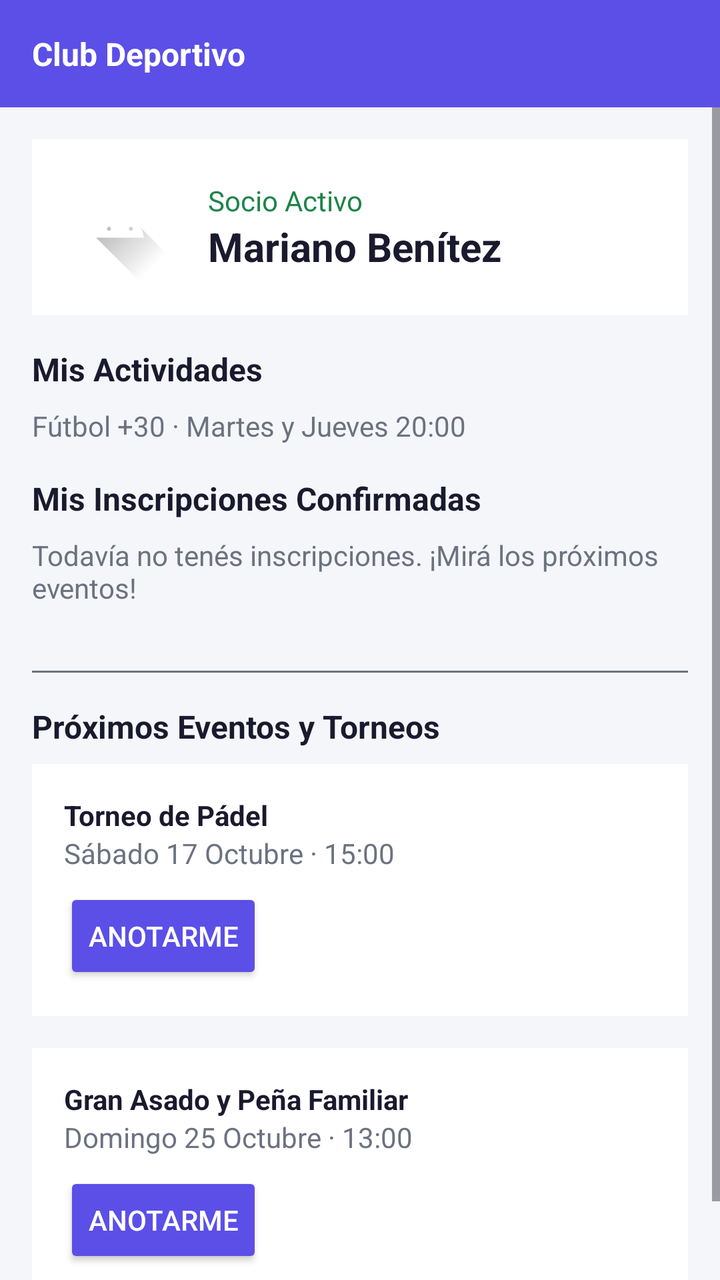
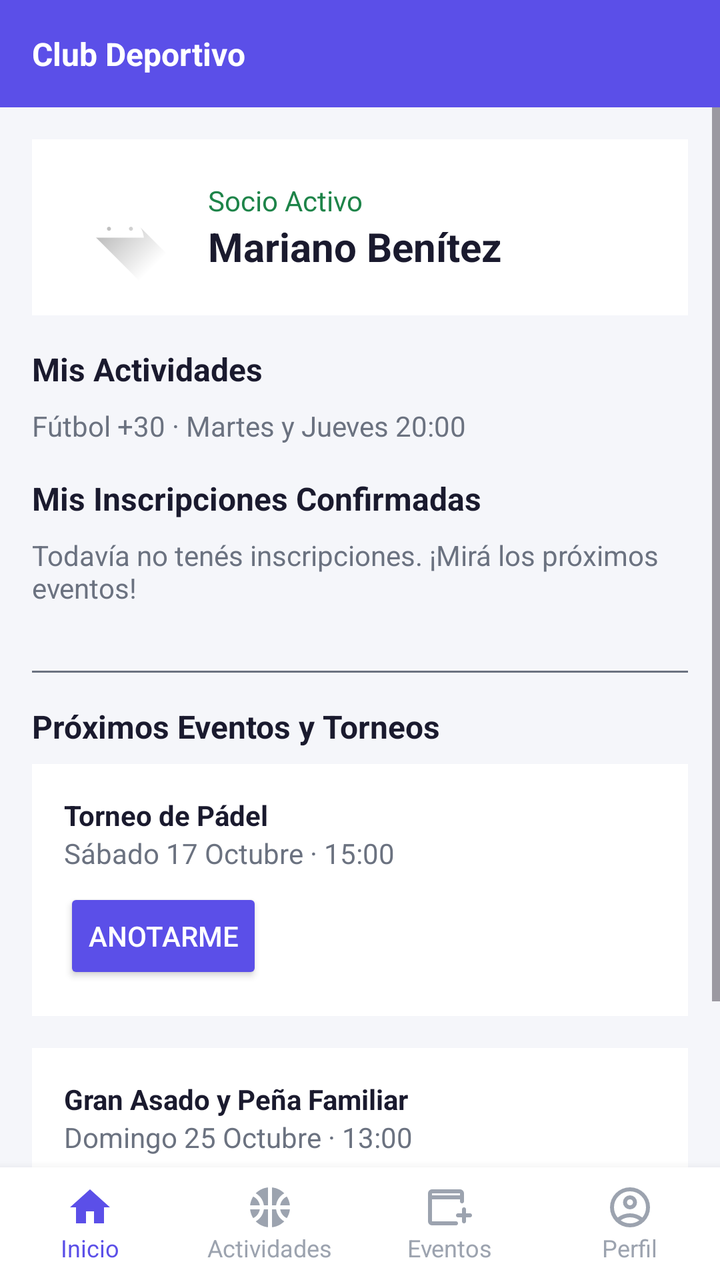

Compare the two renders of this Android layout. The source of the first and the diff that turns it into the second are given below.
<!-- AndroidManifest.xml: application theme Theme.ClubApp -->
<!-- res/layout/activity_main.xml -->
<?xml version="1.0" encoding="utf-8"?>
<androidx.constraintlayout.widget.ConstraintLayout
    xmlns:android="http://schemas.android.com/apk/res/android"
    xmlns:app="http://schemas.android.com/apk/res-auto"
    android:layout_width="match_parent"
    android:layout_height="match_parent"
    android:fitsSystemWindows="true"
    android:background="@color/background">

    
    <TextView
        android:id="@+id/tv_header"
        android:layout_width="0dp"
        android:layout_height="wrap_content"
        android:padding="@dimen/spacing_medium"
        android:background="@color/primary"
        android:text="@string/club_subtitle"
        android:textColor="@color/white"
        android:textSize="@dimen/text_subtitle"
        android:textStyle="bold"
        app:layout_constraintTop_toTopOf="parent"
        app:layout_constraintStart_toStartOf="parent"
        app:layout_constraintEnd_toEndOf="parent" />

    
    <ScrollView
        android:layout_width="0dp"
        android:layout_height="0dp"
        app:layout_constraintTop_toBottomOf="@id/tv_header"
        app:layout_constraintBottom_toBottomOf="parent"
        app:layout_constraintStart_toStartOf="parent"
        app:layout_constraintEnd_toEndOf="parent">

        <LinearLayout
            android:layout_width="match_parent"
            android:layout_height="wrap_content"
            android:orientation="vertical"
            android:padding="@dimen/spacing_medium">

            
            <LinearLayout
                android:layout_width="match_parent"
                android:layout_height="wrap_content"
                android:orientation="horizontal"
                android:gravity="center_vertical"
                android:background="@color/white"
                android:padding="@dimen/spacing_medium"
                android:layout_marginBottom="@dimen/spacing_medium">

                <ImageView
                    android:layout_width="56dp"
                    android:layout_height="56dp"
                    android:src="@drawable/ic_launcher_foreground"
                    android:contentDescription="@string/member_label" />

                <LinearLayout
                    android:layout_width="wrap_content"
                    android:layout_height="wrap_content"
                    android:orientation="vertical"
                    android:layout_marginStart="@dimen/spacing_medium">

                    <TextView
                        android:layout_width="wrap_content"
                        android:layout_height="wrap_content"
                        android:text="@string/member_label"
                        android:textColor="@color/accent_darker"
                        android:textSize="@dimen/text_body" />

                    <TextView
                        android:layout_width="wrap_content"
                        android:layout_height="wrap_content"
                        android:text="@string/member_name"
                        android:textColor="@color/text_primary"
                        android:textSize="@dimen/text_title"
                        android:textStyle="bold" />
                </LinearLayout>
            </LinearLayout>

            
            <TextView
                android:layout_width="wrap_content"
                android:layout_height="wrap_content"
                android:layout_marginBottom="@dimen/spacing_small"
                android:text="@string/section_activities"
                android:textColor="@color/text_primary"
                android:textSize="@dimen/text_subtitle"
                android:textStyle="bold" />

            <TextView
                android:layout_width="wrap_content"
                android:layout_height="wrap_content"
                android:text="@string/activity_description"
                android:textSize="@dimen/text_body"
                android:textColor="@color/text_secondary"
                android:layout_marginBottom="@dimen/spacing_medium" />

            
            <TextView
                android:layout_width="wrap_content"
                android:layout_height="wrap_content"
                android:text="@string/section_my_registrations"
                android:textColor="@color/text_primary"
                android:textSize="@dimen/text_subtitle"
                android:textStyle="bold"
                android:layout_marginBottom="@dimen/spacing_small" />

            <TextView
                android:id="@+id/tv_empty_state"
                android:layout_width="wrap_content"
                android:layout_height="wrap_content"
                android:text="@string/empty_registrations"
                android:textColor="@color/text_secondary"
                android:textSize="@dimen/text_body"
                android:layout_marginBottom="@dimen/spacing_medium" />

            
            <LinearLayout
                android:id="@+id/container_registrations"
                android:layout_width="match_parent"
                android:layout_height="wrap_content"
                android:orientation="vertical"
                android:layout_marginBottom="@dimen/spacing_medium" />

            <View
                android:layout_width="match_parent"
                android:layout_height="1dp"
                android:background="@color/text_secondary"
                android:layout_marginBottom="@dimen/spacing_medium" />

            
            <TextView
                android:layout_width="wrap_content"
                android:layout_height="wrap_content"
                android:text="@string/section_events"
                android:textColor="@color/text_primary"
                android:textSize="@dimen/text_subtitle"
                android:textStyle="bold"
                android:layout_marginBottom="@dimen/spacing_small" />

            
            <LinearLayout
                android:layout_width="match_parent"
                android:layout_height="wrap_content"
                android:layout_marginBottom="@dimen/spacing_medium"
                android:background="@color/white"
                android:orientation="vertical"
                android:padding="@dimen/spacing_medium">

                <TextView
                    android:layout_width="wrap_content"
                    android:layout_height="wrap_content"
                    android:text="@string/event_name_1"
                    android:textColor="@color/text_primary"
                    android:textSize="@dimen/text_body"
                    android:textStyle="bold" />

                <TextView
                    android:layout_width="wrap_content"
                    android:layout_height="wrap_content"
                    android:layout_marginBottom="@dimen/spacing_small"
                    android:text="@string/event_date_1"
                    android:textColor="@color/text_secondary"
                    android:textSize="@dimen/text_body" />

                <Button
                    android:id="@+id/btn_join_event_1"
                    android:layout_width="wrap_content"
                    android:layout_height="wrap_content"
                    android:backgroundTint="@color/primary"
                    android:textColor="@color/white"
                    android:text="@string/btn_join_event" />

            </LinearLayout>

            
            <LinearLayout
                android:layout_width="match_parent"
                android:layout_height="wrap_content"
                android:layout_marginBottom="@dimen/spacing_medium"
                android:background="@color/white"
                android:orientation="vertical"
                android:padding="@dimen/spacing_medium">

                <TextView
                    android:layout_width="wrap_content"
                    android:layout_height="wrap_content"
                    android:text="@string/event_name_2"
                    android:textColor="@color/text_primary"
                    android:textSize="@dimen/text_body"
                    android:textStyle="bold" />

                <TextView
                    android:layout_width="wrap_content"
                    android:layout_height="wrap_content"
                    android:layout_marginBottom="@dimen/spacing_small"
                    android:text="@string/event_date_2"
                    android:textColor="@color/text_secondary"
                    android:textSize="@dimen/text_body" />

                <Button
                    android:id="@+id/btn_join_event_2"
                    android:layout_width="wrap_content"
                    android:layout_height="wrap_content"
                    android:backgroundTint="@color/primary"
                    android:textColor="@color/white"
                    android:text="@string/btn_join_event" />

            </LinearLayout>

        </LinearLayout>
    </ScrollView>

</androidx.constraintlayout.widget.ConstraintLayout>
<!-- resources referenced by this layout -->
<resources>
  <!-- unchanged entries left out for length: 27 -->
</resources>

<!-- the commit's change to res/layout/activity_main.xml (unified diff, before → after) -->
@@ -27,7 +27,7 @@
         android:layout_width="0dp"
         android:layout_height="0dp"
         app:layout_constraintTop_toBottomOf="@id/tv_header"
-        app:layout_constraintBottom_toBottomOf="parent"
+        app:layout_constraintBottom_toTopOf="@id/bottom_nav"
         app:layout_constraintStart_toStartOf="parent"
         app:layout_constraintEnd_toEndOf="parent">
 
@@ -209,5 +209,111 @@
 
         </LinearLayout>
     </ScrollView>
-
+    
+    <LinearLayout
+        android:id="@+id/bottom_nav"
+        android:layout_width="0dp"
+        android:layout_height="wrap_content"
+        android:orientation="horizontal"
+        android:background="@color/white"
+        android:paddingTop="@dimen/spacing_small"
+        android:paddingBottom="@dimen/spacing_small"
+        android:elevation="8dp"
+        app:layout_constraintBottom_toBottomOf="parent"
+        app:layout_constraintStart_toStartOf="parent"
+        app:layout_constraintEnd_toEndOf="parent">
+
+        <LinearLayout
+            android:id="@+id/nav_home"
+            android:layout_width="0dp"
+            android:layout_height="wrap_content"
+            android:layout_weight="1"
+            android:orientation="vertical"
+            android:gravity="center">
+
+            <ImageView
+                android:layout_width="24dp"
+                android:layout_height="24dp"
+                android:src="@drawable/ic_home"
+                app:tint="@color/primary"
+                android:contentDescription="@string/nav_home" />
+
+            <TextView
+                android:layout_width="wrap_content"
+                android:layout_height="wrap_content"
+                android:text="@string/nav_home"
+                android:textColor="@color/primary"
+                android:textSize="12sp" />
+        </LinearLayout>
+
+        <LinearLayout
+            android:id="@+id/nav_activities"
+            android:layout_width="0dp"
+            android:layout_height="wrap_content"
+            android:layout_weight="1"
+            android:orientation="vertical"
+            android:gravity="center">
+
+            <ImageView
+                android:layout_width="24dp"
+                android:layout_height="24dp"
+                android:src="@drawable/ic_activities"
+                app:tint="@color/nav_inactive"
+                android:contentDescription="@string/nav_activities" />
+
+            <TextView
+                android:layout_width="wrap_content"
+                android:layout_height="wrap_content"
+                android:text="@string/nav_activities"
+                android:textColor="@color/nav_inactive"
+                android:textSize="12sp" />
+        </LinearLayout>
+
+        <LinearLayout
+            android:id="@+id/nav_events"
+            android:layout_width="0dp"
+            android:layout_height="wrap_content"
+            android:layout_weight="1"
+            android:orientation="vertical"
+            android:gravity="center">
+
+            <ImageView
+                android:layout_width="24dp"
+                android:layout_height="24dp"
+                android:src="@drawable/ic_events"
+                app:tint="@color/nav_inactive"
+                android:contentDescription="@string/nav_events" />
+
+            <TextView
+                android:layout_width="wrap_content"
+                android:layout_height="wrap_content"
+                android:text="@string/nav_events"
+                android:textColor="@color/nav_inactive"
+                android:textSize="12sp" />
+        </LinearLayout>
+
+        <LinearLayout
+            android:id="@+id/nav_profile"
+            android:layout_width="0dp"
+            android:layout_height="wrap_content"
+            android:layout_weight="1"
+            android:orientation="vertical"
+            android:gravity="center">
+
+            <ImageView
+                android:layout_width="24dp"
+                android:layout_height="24dp"
+                android:src="@drawable/ic_profile"
+                app:tint="@color/nav_inactive"
+                android:contentDescription="@string/nav_profile" />
+
+            <TextView
+                android:layout_width="wrap_content"
+                android:layout_height="wrap_content"
+                android:text="@string/nav_profile"
+                android:textColor="@color/nav_inactive"
+                android:textSize="12sp" />
+        </LinearLayout>
+
+    </LinearLayout>
 </androidx.constraintlayout.widget.ConstraintLayout>
<!-- resource entries referenced after the edit -->
@@ -1,5 +1,48 @@
 <!-- resources referenced by this layout -->
 <resources>
+  <color name="nav_inactive">#9CA3AF</color>
+  <!-- drawable ic_activities (drawable) -->
+  <vector xmlns:android="http://schemas.android.com/apk/res/android" android:height="24dp" android:tint="#000000" android:viewportHeight="24" android:viewportWidth="24" android:width="24dp">
+        
+      <path android:fillColor="@android:color/white" android:pathData="M17.09,11h4.86c-0.16,-1.61 -0.71,-3.11 -1.54,-4.4C18.68,7.43 17.42,9.05 17.09,11z"/>
+        
+      <path android:fillColor="@android:color/white" android:pathData="M6.91,11C6.58,9.05 5.32,7.43 3.59,6.6C2.76,7.89 2.21,9.39 2.05,11H6.91z"/>
+        
+      <path android:fillColor="@android:color/white" android:pathData="M15.07,11c0.32,-2.59 1.88,-4.79 4.06,-6c-1.6,-1.63 -3.74,-2.71 -6.13,-2.95V11H15.07z"/>
+        
+      <path android:fillColor="@android:color/white" android:pathData="M8.93,11H11V2.05C8.61,2.29 6.46,3.37 4.87,5C7.05,6.21 8.61,8.41 8.93,11z"/>
+        
+      <path android:fillColor="@android:color/white" android:pathData="M15.07,13H13v8.95c2.39,-0.24 4.54,-1.32 6.13,-2.95C16.95,17.79 15.39,15.59 15.07,13z"/>
+        
+      <path android:fillColor="@android:color/white" android:pathData="M3.59,17.4c1.72,-0.83 2.99,-2.46 3.32,-4.4H2.05C2.21,14.61 2.76,16.11 3.59,17.4z"/>
+        
+      <path android:fillColor="@android:color/white" android:pathData="M17.09,13c0.33,1.95 1.59,3.57 3.32,4.4c0.83,-1.29 1.38,-2.79 1.54,-4.4H17.09z"/>
+        
+      <path android:fillColor="@android:color/white" android:pathData="M8.93,13c-0.32,2.59 -1.88,4.79 -4.06,6c1.6,1.63 3.74,2.71 6.13,2.95V13H8.93z"/>
+      
+  </vector>
+  <!-- drawable ic_events (drawable) -->
+  <vector xmlns:android="http://schemas.android.com/apk/res/android" android:height="24dp" android:tint="#000000" android:viewportHeight="960" android:viewportWidth="960" android:width="24dp">
+        
+      <path android:fillColor="@android:color/white" android:pathData="M720,680L640,680Q623,680 611.5,668.5Q600,657 600,640Q600,623 611.5,611.5Q623,600 640,600L720,600L720,520Q720,503 731.5,491.5Q743,480 760,480Q777,480 788.5,491.5Q800,503 800,520L800,600L880,600Q897,600 908.5,611.5Q920,623 920,640Q920,657 908.5,668.5Q897,680 880,680L800,680L800,760Q800,777 788.5,788.5Q777,800 760,800Q743,800 731.5,788.5Q720,777 720,760L720,680ZM120,840Q87,840 63.5,816.5Q40,793 40,760L40,200Q40,167 63.5,143.5Q87,120 120,120L680,120Q713,120 736.5,143.5Q760,167 760,200L760,360Q760,377 748.5,388.5Q737,400 720,400Q703,400 691.5,388.5Q680,377 680,360L680,320L120,320L120,760Q120,760 120,760Q120,760 120,760L600,760Q617,760 628.5,771.5Q640,783 640,800Q640,817 628.5,828.5Q617,840 600,840L120,840ZM120,240L680,240L680,200Q680,200 680,200Q680,200 680,200L120,200Q120,200 120,200Q120,200 120,200L120,240ZM120,240L120,200Q120,200 120,200Q120,200 120,200L120,200Q120,200 120,200Q120,200 120,200L120,240Z"/>
+      
+  </vector>
+  <!-- drawable ic_home (drawable) -->
+  <vector xmlns:android="http://schemas.android.com/apk/res/android" android:height="24dp" android:tint="#000000" android:viewportHeight="24" android:viewportWidth="24" android:width="24dp">
+        
+      <path android:fillColor="@android:color/white" android:pathData="M10,20v-6h4v6h5v-8h3L12,3 2,12h3v8z"/>
+      
+  </vector>
+  <!-- drawable ic_profile (drawable) -->
+  <vector xmlns:android="http://schemas.android.com/apk/res/android" android:height="24dp" android:tint="#000000" android:viewportHeight="960" android:viewportWidth="960" android:width="24dp">
+        
+      <path android:fillColor="@android:color/white" android:pathData="M234,684Q285,645 348,622.5Q411,600 480,600Q549,600 612,622.5Q675,645 726,684Q761,643 780.5,591Q800,539 800,480Q800,347 706.5,253.5Q613,160 480,160Q347,160 253.5,253.5Q160,347 160,480Q160,539 179.5,591Q199,643 234,684ZM380.5,479.5Q340,439 340,380Q340,321 380.5,280.5Q421,240 480,240Q539,240 579.5,280.5Q620,321 620,380Q620,439 579.5,479.5Q539,520 480,520Q421,520 380.5,479.5ZM480,880Q397,880 324,848.5Q251,817 197,763Q143,709 111.5,636Q80,563 80,480Q80,397 111.5,324Q143,251 197,197Q251,143 324,111.5Q397,80 480,80Q563,80 636,111.5Q709,143 763,197Q817,251 848.5,324Q880,397 880,480Q880,563 848.5,636Q817,709 763,763Q709,817 636,848.5Q563,880 480,880ZM580,784.5Q627,769 666,740Q627,711 580,695.5Q533,680 480,680Q427,680 380,695.5Q333,711 294,740Q333,769 380,784.5Q427,800 480,800Q533,800 580,784.5ZM523,423Q540,406 540,380Q540,354 523,337Q506,320 480,320Q454,320 437,337Q420,354 420,380Q420,406 437,423Q454,440 480,440Q506,440 523,423ZM480,380Q480,380 480,380Q480,380 480,380Q480,380 480,380Q480,380 480,380Q480,380 480,380Q480,380 480,380Q480,380 480,380Q480,380 480,380ZM480,740Q480,740 480,740Q480,740 480,740Q480,740 480,740Q480,740 480,740Q480,740 480,740Q480,740 480,740Q480,740 480,740Q480,740 480,740Z"/>
+      
+  </vector>
+  <string name="nav_activities">Actividades</string>
+  <string name="nav_events">Eventos</string>
+  <string name="nav_home">Inicio</string>
+  <string name="nav_profile">Perfil</string>
   <!-- unchanged entries left out for length: 27 -->
 </resources>
 
